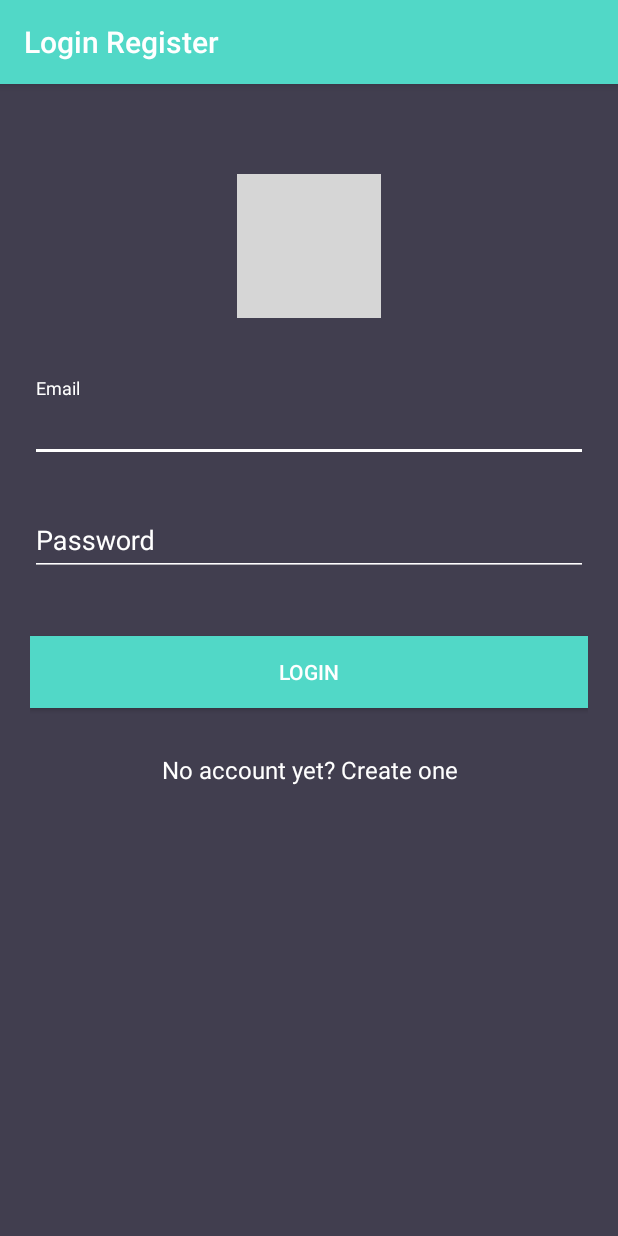
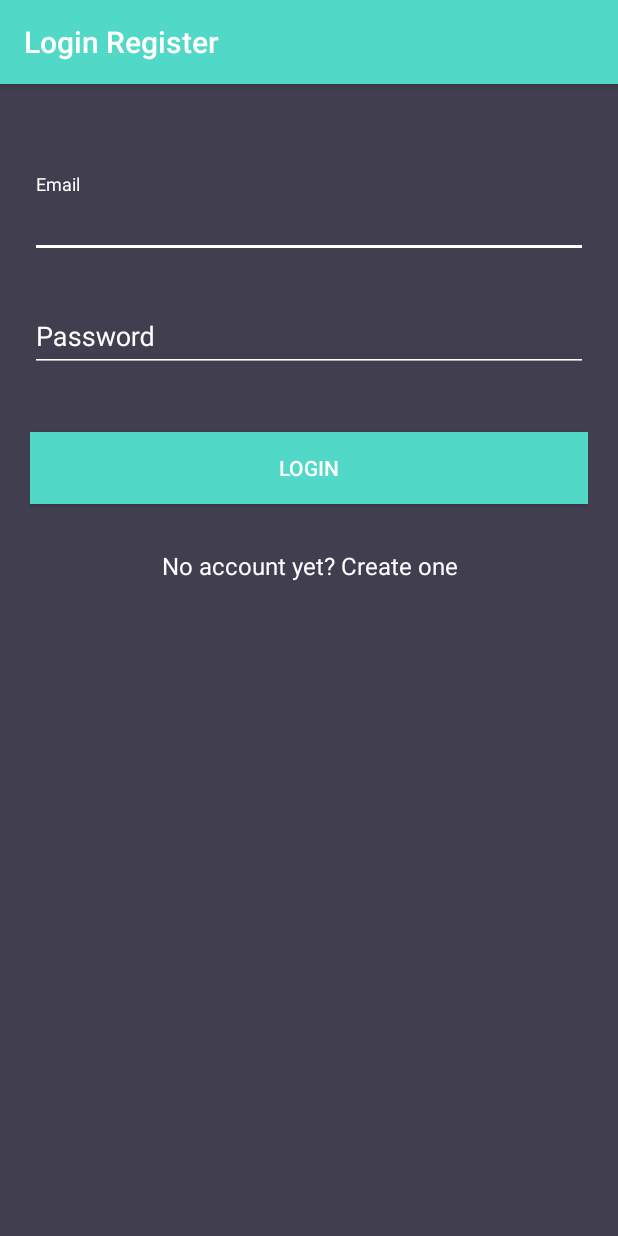
Before and after one commit to Warsame-Egal/MapChatGo, an Android app: the LoginActivity screen opened directly, with no data from a screen before it, on a phone screen of 412 x 824 dp. Run offline under Robolectric (Android 15) with nearby library versions, the phone set to English and light mode, and no system bars; grey boxes are pictures that could not be loaded.

```diff
--- a/app/src/main/res/layout/activity_login.xml
+++ b/app/src/main/res/layout/activity_login.xml
@@ -15,13 +15,6 @@
         android:layout_width="match_parent"
         android:layout_height="match_parent"
         android:orientation="vertical">
-
-        <android.support.v7.widget.AppCompatImageView
-            android:layout_width="wrap_content"
-            android:layout_height="wrap_content"
-            android:layout_gravity="center_horizontal"
-            android:layout_marginTop="40dp"
-            android:src="@drawable/logo" />
 
         <android.support.design.widget.TextInputLayout
             android:id="@+id/textInputLayoutEmail"
```
Also changed, not shown: app/src/main/res/layout/activity_register.xml (+1 -8 lines).
